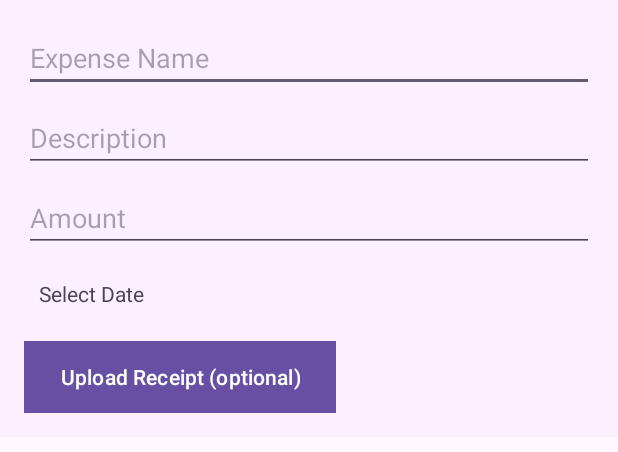
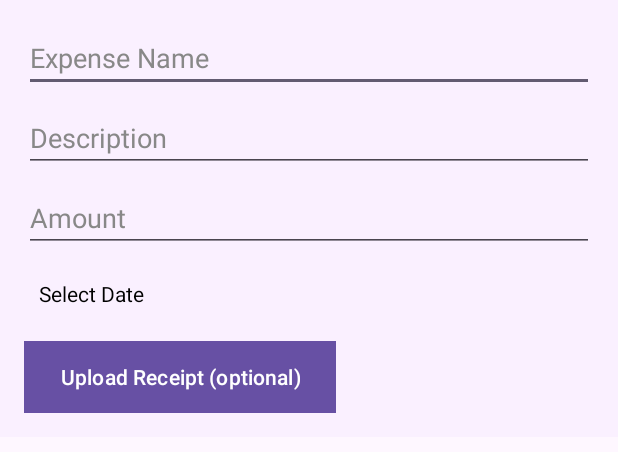
Before and after one commit to ST10375622/POE_Summative, an Android app: the layout dialog_add_expense.xml on its own in the app's theme, with its tools: preview values and no code run, on a phone screen of 412 x 824 dp. Shown: the top 452 px of the screen. Run offline under Robolectric (Android 15) with nearby library versions, the phone set to English and light mode, and no system bars.

Commit message:
layout changes

```diff
--- a/app/src/main/res/layout/activity_login.xml
+++ b/app/src/main/res/layout/activity_login.xml
@@ -36,7 +36,8 @@
         android:ems="10"
         android:inputType="textEmailAddress"
         android:hint="Enter Your Email"
-        android:background="@android:drawable/editbox_background"/>
+        android:background="@android:drawable/editbox_background"
+        android:textColor="@color/black"/>
 
     <EditText
         android:id="@+id/etLoginPassword"
@@ -46,7 +47,8 @@
         android:ems="10"
         android:inputType="textPassword"
         android:hint="Enter Password"
-        android:background="@android:drawable/editbox_background"/>
+        android:background="@android:drawable/editbox_background"
+        android:textColor="@color/black"/>
 
     <Button
         android:id="@+id/btnLogin"
--- a/app/src/main/res/layout/dialog_add_expense.xml
+++ b/app/src/main/res/layout/dialog_add_expense.xml
@@ -14,14 +14,18 @@
             android:id="@+id/editExpenseName"
             android:layout_width="match_parent"
             android:layout_height="wrap_content"
-            android:hint="Expense Name"/>
+            android:hint="Expense Name"
+            android:textColor="@color/black"
+            android:textColorHint="@color/Gray"/>
 
         <EditText
             android:id="@+id/editExpenseDesc"
             android:layout_width="match_parent"
             android:layout_height="wrap_content"
             android:hint="Description"
-            android:layout_marginTop="8dp"/>
+            android:layout_marginTop="8dp"
+            android:textColor="@color/black"
+            android:textColorHint="@color/Gray"/>
 
         <EditText
             android:id="@+id/editExpenseAmount"
@@ -29,7 +33,9 @@
             android:layout_height="wrap_content"
             android:inputType="numberDecimal"
             android:hint="Amount"
-            android:layout_marginTop="8dp"/>
+            android:layout_marginTop="8dp"
+            android:textColor="@color/black"
+            android:textColorHint="@color/Gray"/>
 
         <TextView
             android:id="@+id/textExpenseDate"
@@ -38,7 +44,8 @@
             android:background="@color/Lavander"
             android:padding="10dp"
             android:text="Select Date"
-            android:layout_marginTop="8dp"/>
+            android:layout_marginTop="8dp"
+            android:textColor="@color/black"/>
 
 
         <Button
--- a/app/src/main/res/layout/item_category.xml
+++ b/app/src/main/res/layout/item_category.xml
@@ -19,7 +19,8 @@
             android:layout_height="wrap_content"
             android:text="Category"
             android:textStyle="bold"
-            android:textSize="16sp" />
+            android:textSize="16sp"
+            android:textColor="@color/black"/>
 
         <ImageButton
             android:id="@+id/btnAddExpense"
--- a/app/src/main/res/layout/item_image_expense.xml
+++ b/app/src/main/res/layout/item_image_expense.xml
@@ -17,13 +17,15 @@
             android:layout_height="wrap_content"
             android:textSize="18dp"
             android:textStyle="bold"
-            android:text="Groceries"/>
+            android:text="Groceries"
+            android:textColor="@color/black"/>
         <TextView
             android:id="@+id/textExpenseAmount"
             android:layout_width="wrap_content"
             android:layout_height="wrap_content"
             android:text=" R 1 500"
-            android:textSize="18dp"/>
+            android:textSize="18dp"
+            android:textColor="@color/black"/>
     </LinearLayout>
 
     <ImageView
```
Also changed, not shown: app/src/main/res/layout/activity_registration.xml (+10 -5 lines), app/src/main/res/layout/dialog_set_budget.xml (+6 -2 lines), app/src/main/res/layout/item_expense.xml (+6 -3 lines), app/src/main/res/layout/item_monthly_expense.xml (+6 -3 lines).
